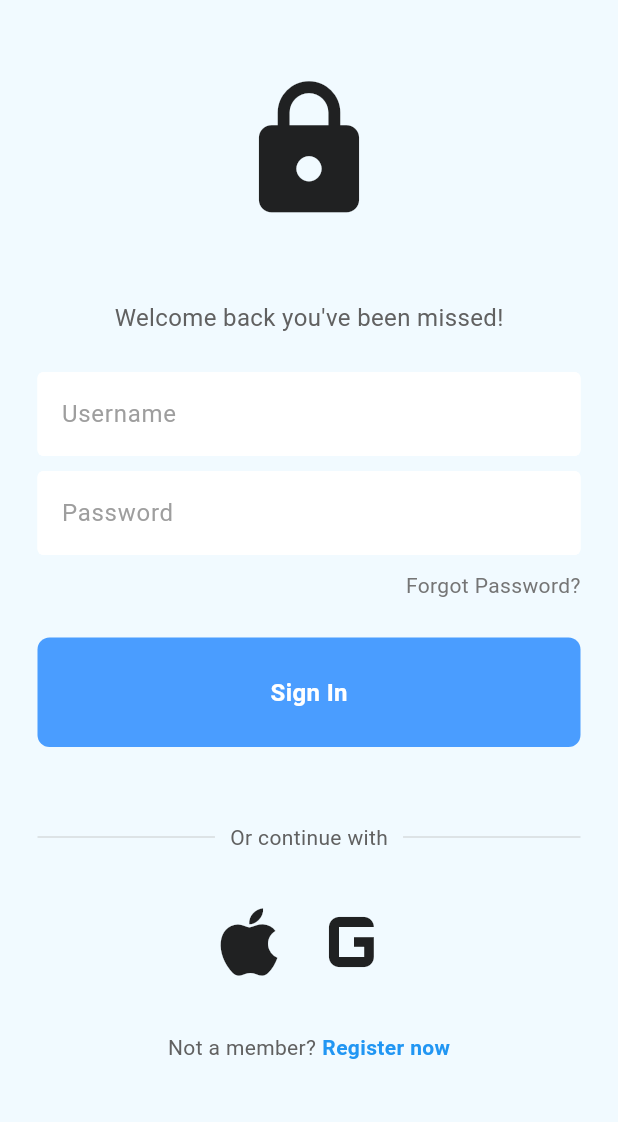
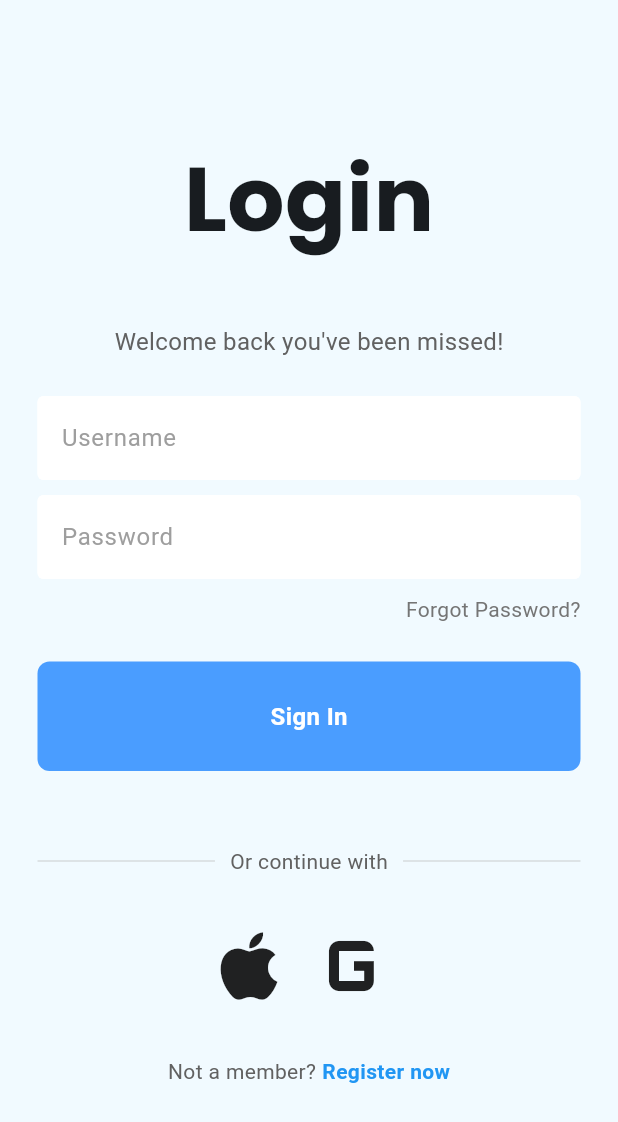
Before and after one commit to parthrevanwar/DormLink, a Flutter app: the screen it shows after launch, on a phone screen of 412 x 824 dp. Shown: the top 1122 px of the screen. Run offline on Flutter 3.47's test engine with Material 2 defaults, Android fonts, the phone set to English and light mode, and no system bars; our stand-ins replace flutter_svg, google_fonts, google_nav_bar; missing offline and left inert: mailer.

Commit message:
new complaint

```diff
--- a/dorm_link/lib/complaints.dart
+++ b/dorm_link/lib/complaints.dart
@@ -1,3 +1,4 @@
+import 'package:dorm_link/new_complaint.dart';
 import 'package:flutter/material.dart';
 import 'package:mailer/mailer.dart';
 import 'ticket.dart';
@@ -8,9 +9,14 @@ import 'package:google_fonts/google_fonts.dart';
 // import 'announcements.dart';
 // import 'main.dart';
 
-class complaints extends StatelessWidget {
+class complaints extends StatefulWidget {
   const complaints({super.key});
 
+  @override
+  State<complaints> createState() => _complaintsState();
+}
+
+class _complaintsState extends State<complaints> {
   @override
   Widget build(BuildContext context) {
     int numOfActiveTickets = 2;
@@ -147,8 +153,18 @@ class complaints extends StatelessWidget {
             ],
           ),
         ),
-        floatingActionButton:
-            const FloatingActionButton(onPressed: null, child: Icon(Icons.add)),
+        floatingActionButton: FloatingActionButton(
+            onPressed: () {
+              setState(() {
+                Navigator.pushReplacement(
+                  context,
+                  MaterialPageRoute(
+                    builder: (context) => NewComplaint(),
+                  ),
+                );
+              });
+            },
+            child: Icon(Icons.add)),
       ),
     );
   }
--- a/dorm_link/lib/login.dart
+++ b/dorm_link/lib/login.dart
@@ -3,6 +3,7 @@ import 'package:flutter/material.dart';
 import 'package:dorm_link/my_button.dart';
 import 'package:dorm_link/my_textfield.dart';
 import 'package:dorm_link/square_tile.dart';
+import 'package:google_fonts/google_fonts.dart';
 
 class LoginPage extends StatefulWidget {
   LoginPage({super.key});
@@ -39,15 +40,20 @@ class _LoginPageState extends State<LoginPage> {
             child: Column(
               mainAxisAlignment: MainAxisAlignment.center,
               children: [
-                const SizedBox(height: 50),
+                const SizedBox(height: 90),
 
                 // logo
-                const Icon(
-                  Icons.lock,
-                  size: 100,
+                // const Icon(
+                //   Icons.lock,
+                //   size: 100,
+                // ),
+                Text(
+                  'Login',
+                  style: GoogleFonts.poppins(
+                      fontWeight: FontWeight.w700, fontSize: 60),
                 ),
 
-                const SizedBox(height: 50),
+                const SizedBox(height: 40),
 
                 // welcome back, you've been missed!
                 Text(
--- a/dorm_link/lib/square_tile.dart
+++ b/dorm_link/lib/square_tile.dart
@@ -18,7 +18,7 @@ class SquareTile extends StatelessWidget {
       ),
       child: Image.asset(
         imagePath,
-        height: 40,
+        height: 20,
       ),
     );
   }
--- a/dorm_link/pubspec.yaml
+++ b/dorm_link/pubspec.yaml
@@ -38,6 +38,7 @@ dependencies:
   google_fonts: ^6.1.0
   mailer: ^6.0.1
   flutter_svg: ^2.0.5
+  http: ^1.1.0
 
 dev_dependencies:
   flutter_test:
```
Also changed, not shown: dorm_link/lib/new_complaint.dart (added, +131 -0 lines), dorm_link/pubspec.lock.
